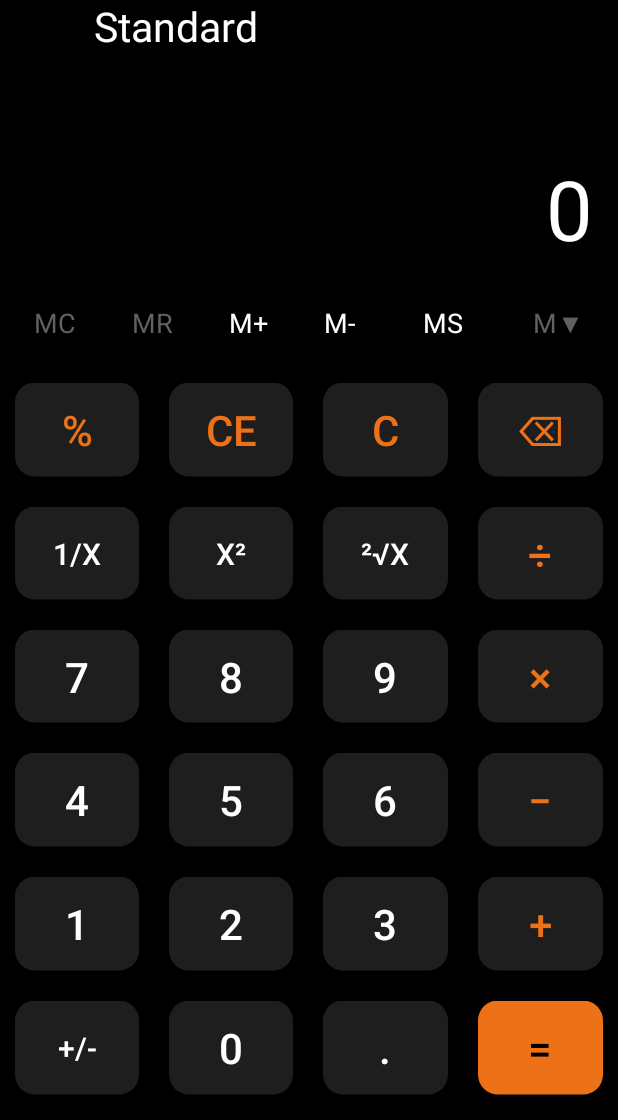
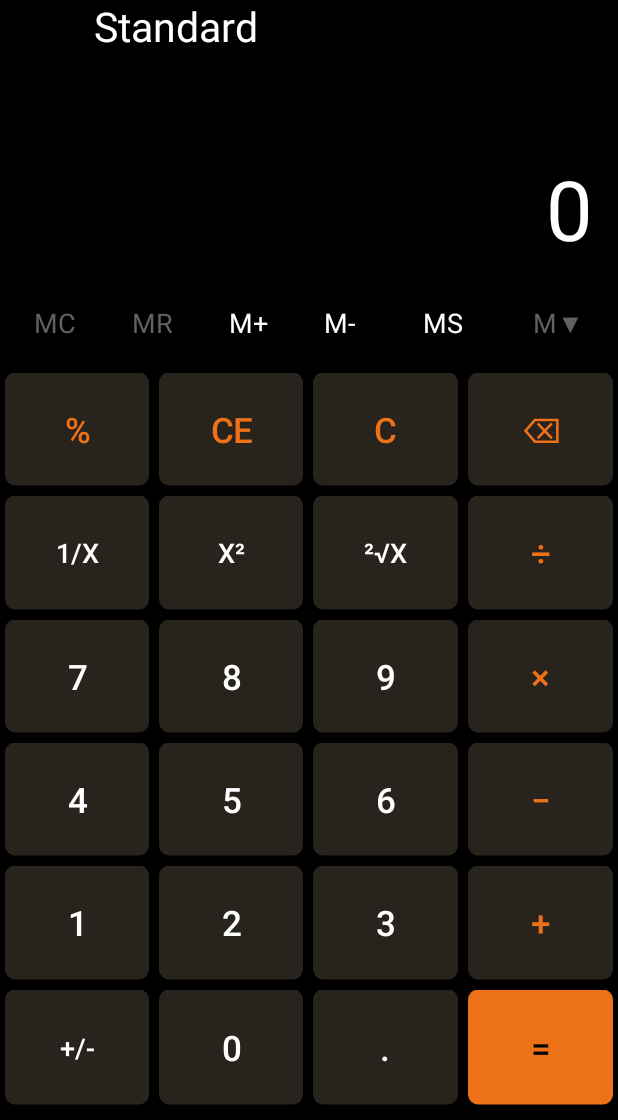
Before and after one commit to MoizAsif616/Calculator, an Android app: the screen it shows after launch (MainActivity), on a phone screen of 412 x 824 dp, the part 116-1236 px from its top. Run offline under Robolectric (Android 15) with nearby library versions, the phone set to English and light mode, and no system bars.

Commit message:
update styles

```diff
--- a/app/src/main/res/layout/activity_main.xml
+++ b/app/src/main/res/layout/activity_main.xml
@@ -96,7 +96,11 @@
       <TextView
         android:id="@+id/answer"
         android:layout_width="match_parent"
-        android:layout_height="match_parent"/>
+        android:layout_height="match_parent"
+        android:textSize="25sp"
+        android:gravity="end"
+        android:textColor="@color/grey_700"
+        android:paddingHorizontal="15dp"/>
 
     </LinearLayout>
   </LinearLayout>
@@ -217,14 +221,12 @@
         android:textColor="@color/grey_700"
         android:textSize="18sp" />
     </LinearLayout>
-
   </LinearLayout>
   <!-- Third LinearLayout -->
 <!--  <View-->
 <!--    android:layout_width="match_parent"-->
 <!--    android:layout_height="0dp"-->
 <!--    android:layout_weight="1.5" />-->
-
   <LinearLayout
     android:id="@+id/buttonLayout"
     android:layout_width="match_parent"
@@ -239,9 +241,17 @@
       android:layout_width="match_parent"
       android:layout_height="match_parent"
       android:visibility="gone"
-      android:backgroundTint="?attr/colorPrimaryVariant">
-
+      android:background="?attr/colorPrimaryVariant">
+      <ScrollView
+        android:layout_width="match_parent"
+        android:layout_height="match_parent">
+        <LinearLayout
+          android:id="@+id/memoryLayout"
+          android:layout_width="match_parent"
+          android:layout_height="match_parent"
+          android:orientation="vertical">
+        </LinearLayout>
+      </ScrollView>
     </RelativeLayout>
   </LinearLayout>
-
 </LinearLayout>
--- a/app/src/main/res/values/colors.xml
+++ b/app/src/main/res/values/colors.xml
@@ -11,9 +11,12 @@
   <color name="beige_dark">#D2B48C</color>
   <color name="grey_700">#616161</color>
   <color name="grey_900">#212121</color>
-  <color name="charcoal">#1E1E1E</color>"
+  <color name="charcoal">#28231d</color>"
   <color name="golden">#ffdf00</color>"
   <color name="pale_yellow"> #FDFF86 </color>"
   <color name="carrot"> #ED7117 </color>"
   <color name="orange"> #DD571C </color>"
+  <color name="mid_night"> #040406 </color>"
+  <color name="licorice"> #1a1110 </color>"
+  <color name="rasin_black"> #1A1613 </color>"
 </resources>
```
Also changed, not shown: app/src/main/java/com/example/calculator/MainActivity.java (+198 -68 lines).
